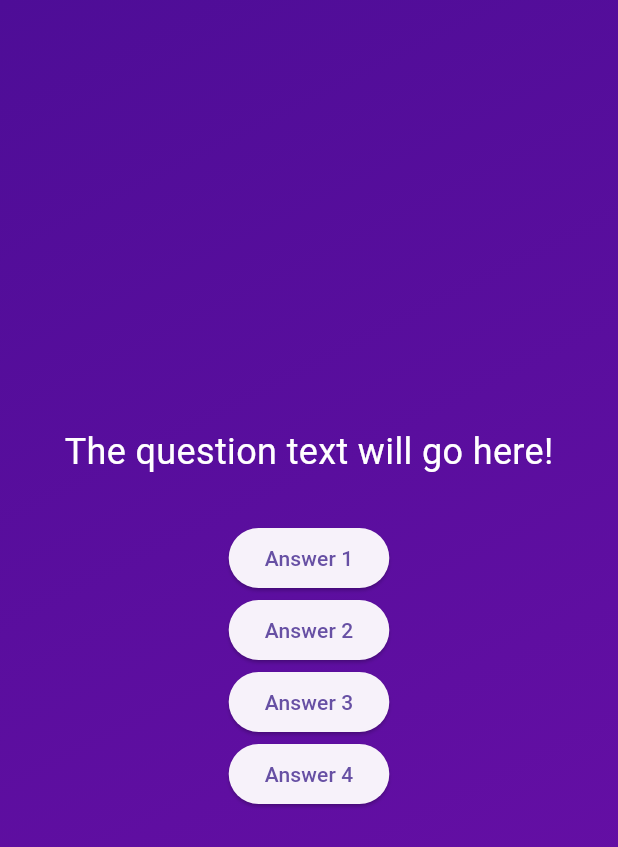
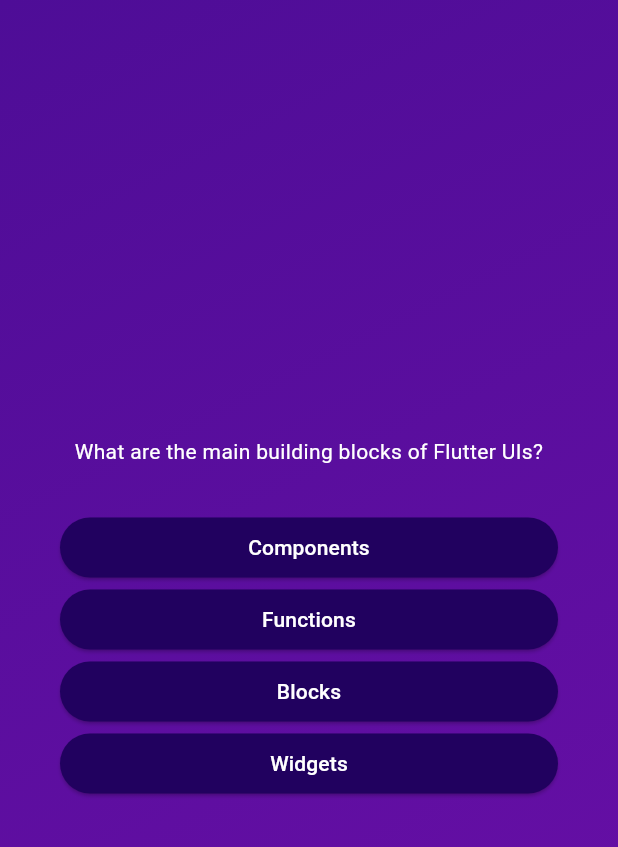
Before and after one commit to sulimanshams/Quiz_MobilApp, a Flutter app: the screen it shows after launch, after a tap on "Start Quiz", on a phone screen of 412 x 824 dp. Shown: the top 847 px of the screen. Run offline on Flutter 3.47's test engine with Material 3 defaults, Android fonts, the phone set to English and light mode, and no system bars.

Commit message:
rendiring data dynamicly

```diff
--- a/adv_basics_quizapp/lib/answer_button.dart
+++ b/adv_basics_quizapp/lib/answer_button.dart
@@ -1,16 +1,26 @@
 import 'package:flutter/material.dart';
 
 class AnswerButton extends StatelessWidget {
-  AnswerButton(this.answerText ,{super.key});
+  AnswerButton(this.answerText, this.onTap ,{super.key});
 
   final String answerText;
+  final void Function() onTap;
 
   @override
   Widget build(contxt) {
     return ElevatedButton(
-      onPressed: () {},
-      style: ElevatedButton.styleFrom(),
-      child: Text(answerText),
+      onPressed: onTap,
+      style: ElevatedButton.styleFrom(
+        padding: EdgeInsets.symmetric(vertical: 10 , horizontal: 40),
+        backgroundColor: const Color.fromARGB(255, 33, 1, 95),
+        foregroundColor: Colors.white,
+        shape: RoundedRectangleBorder(borderRadius: BorderRadius.circular(40))
+      ),
+      child: Text(
+        answerText,
+        textAlign: TextAlign.center,
+
+        ),
     );
   }
 }
--- a/adv_basics_quizapp/lib/models/quiz_questions.dart
+++ b/adv_basics_quizapp/lib/models/quiz_questions.dart
@@ -1,9 +1,12 @@
 class QuizQuestion {
-  const QuizQuestion(
-    this.text,
-    this.answers,
-  );
+  const QuizQuestion(this.text, this.answers);
 
   final String text;
   final List<String> answers;
+
+  List<String> getShuffledAnswers() {
+    final shuffledList = List.of(answers);
+    shuffledList.shuffle();
+    return shuffledList;
+  }
 }
--- a/adv_basics_quizapp/lib/questions_screen.dart
+++ b/adv_basics_quizapp/lib/questions_screen.dart
@@ -1,4 +1,6 @@
+import 'package:adv_basics_quizapp/answer_button.dart';
 import 'package:flutter/material.dart';
+import "package:adv_basics_quizapp/data/questions.dart";
 
 class QuestionsScreen extends StatefulWidget {
   const QuestionsScreen({super.key});
@@ -8,45 +10,64 @@
   }
 }
 
+class _QuestionsScreenState extends State<QuestionsScreen> {
+  var currentquestionIndex = 0;
 
+  void answerQuestion() {
+    setState(() {
+      currentquestionIndex = currentquestionIndex + 1;
+    });
+  }
 
+  @override
+  Widget build(context) {
+    final currentQuestion = questions[currentquestionIndex];
 
-class _QuestionsScreenState extends State<QuestionsScreen>{
-   Widget build(context){
-     return SizedBox(
+    return SizedBox(
       width: double.infinity,
-      child: Column(
-        mainAxisAlignment: MainAxisAlignment.center,
-        children: [
-          Text(
-            "The question text will go here!",
-            style: TextStyle(
-              color: Colors.white,
-              fontSize: 24,
+      child: Container(
+        margin: EdgeInsets.all(40),
+        child: Column(
+          mainAxisAlignment: MainAxisAlignment.center,
+          crossAxisAlignment: CrossAxisAlignment.stretch,
+          children: [
+            Text(
+              currentQuestion.text,
+              // "The question text will go here!",
+              style: TextStyle(color: Colors.white, fontSize: 14),
+              textAlign: TextAlign.center,
             ),
-           ),
-          SizedBox(height: 30),
-          ElevatedButton(
-            onPressed: () {},
-            child: Text("Answer 1"),
-            ),
+            SizedBox(height: 30),
+            ...currentQuestion.getShuffledAnswers().map((answer) {
+              return AnswerButton(answer, answerQuestion);
+            }),
+            // AnswerButton(currentQuestion.answers[0], () {}),
+            // AnswerButton(currentQuestion.answers[1], () {}),
+            // AnswerButton(currentQuestion.answers[2], () {}),
+            // AnswerButton(currentQuestion.answers[3], () {}),
 
-             ElevatedButton(
-            onPressed: () {},
-            child: Text("Answer 2"),
-            ),
+            // ElevatedButton(
+            //   onPressed: () {},
+            //   child: Text("Answer 1"),
+            //   ),
 
-             ElevatedButton(
-            onPressed: () {},
-            child: Text("Answer 3"),
-            ),
+            //    ElevatedButton(
+            //   onPressed: () {},
+            //   child: Text("Answer 2"),
+            //   ),
 
-             ElevatedButton(
-            onPressed: () {},
-            child: Text("Answer 4"),
-            ),
-        ],
+            //    ElevatedButton(
+            //   onPressed: () {},
+            //   child: Text("Answer 3"),
+            //   ),
+
+            //    ElevatedButton(
+            //   onPressed: () {},
+            //   child: Text("Answer 4"),
+            //   ),
+          ],
+        ),
       ),
-
     );
-}}
+  }
+}
```
